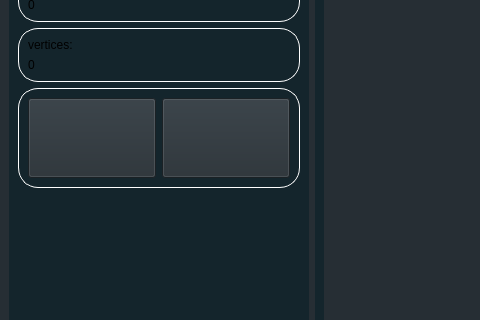
The window that src/View/mainwindow.ui (klotzgal/3DViewer_v2.1) describes before a commit, drawn with Qt 5; both pictures show x 0 to 480 and y 260 to 580 of the 1298 by 735 pixel window.
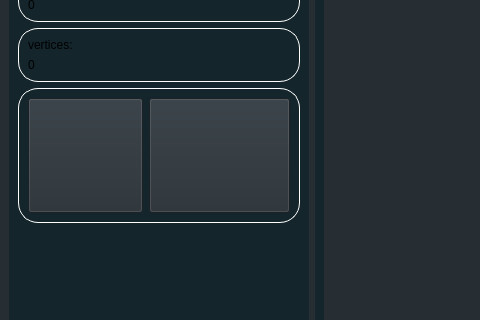
The same window after the commit. Icons and pictures are not drawn. Custom widgets are drawn as their Qt base class.

The edit to the form file:
```diff
--- a/src/View/mainwindow.ui
+++ b/src/View/mainwindow.ui
@@ -308,11 +308,17 @@
             <item>
              <widget class="QPushButton" name="foto">
               <property name="sizePolicy">
-               <sizepolicy hsizetype="Preferred" vsizetype="Preferred">
+               <sizepolicy hsizetype="Fixed" vsizetype="Fixed">
                 <horstretch>0</horstretch>
                 <verstretch>0</verstretch>
                </sizepolicy>
               </property>
+              <property name="minimumSize">
+               <size>
+                <width>115</width>
+                <height>115</height>
+               </size>
+              </property>
               <property name="styleSheet">
                <string notr="true">border-image: url(:/res/photo_ico.svg);</string>
               </property>
@@ -324,13 +330,25 @@
             <item>
              <widget class="QPushButton" name="gif">
               <property name="sizePolicy">
-               <sizepolicy hsizetype="Preferred" vsizetype="Preferred">
-                <horstretch>0</horstretch>
-                <verstretch>0</verstretch>
+               <sizepolicy hsizetype="Fixed" vsizetype="Fixed">
+                <horstretch>100</horstretch>
+                <verstretch>50</verstretch>
                </sizepolicy>
               </property>
+              <property name="minimumSize">
+               <size>
+                <width>115</width>
+                <height>115</height>
+               </size>
+              </property>
+              <property name="font">
+               <font>
+                <pointsize>50</pointsize>
+               </font>
+              </property>
               <property name="styleSheet">
-               <string notr="true">  border-image: url(:/res/gif_ico.svg);
+               <string notr="true"> border-image: url(:/res/gif_ico.svg);
+color: rgb(196, 41, 31);
 </string>
               </property>
               <property name="text">
```
